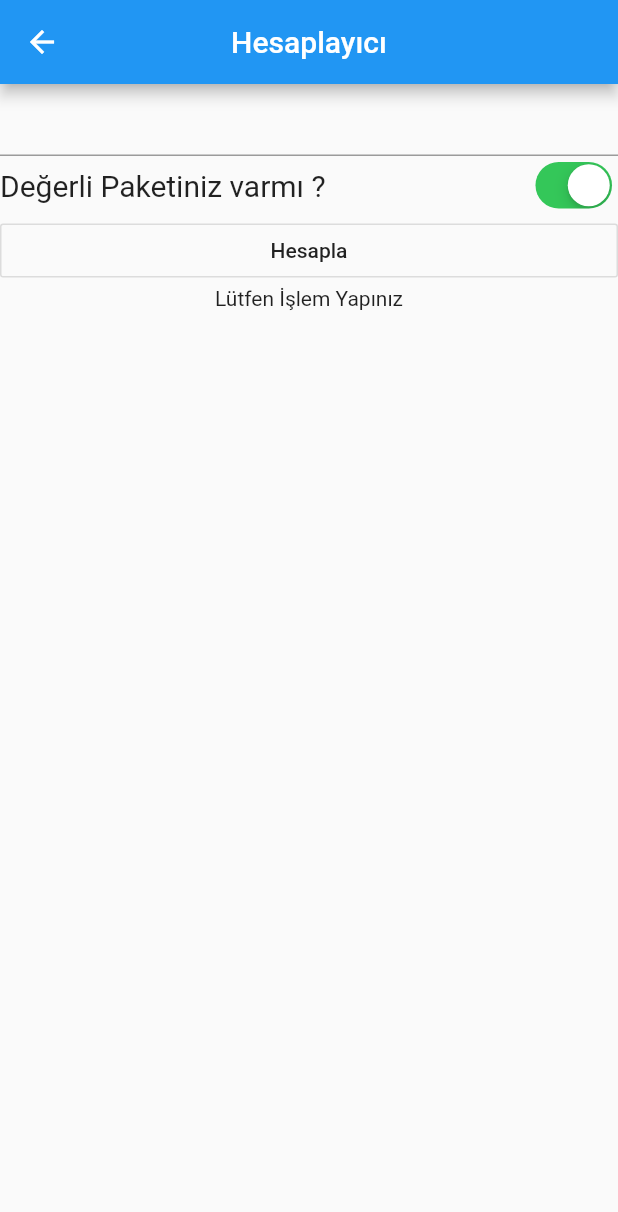
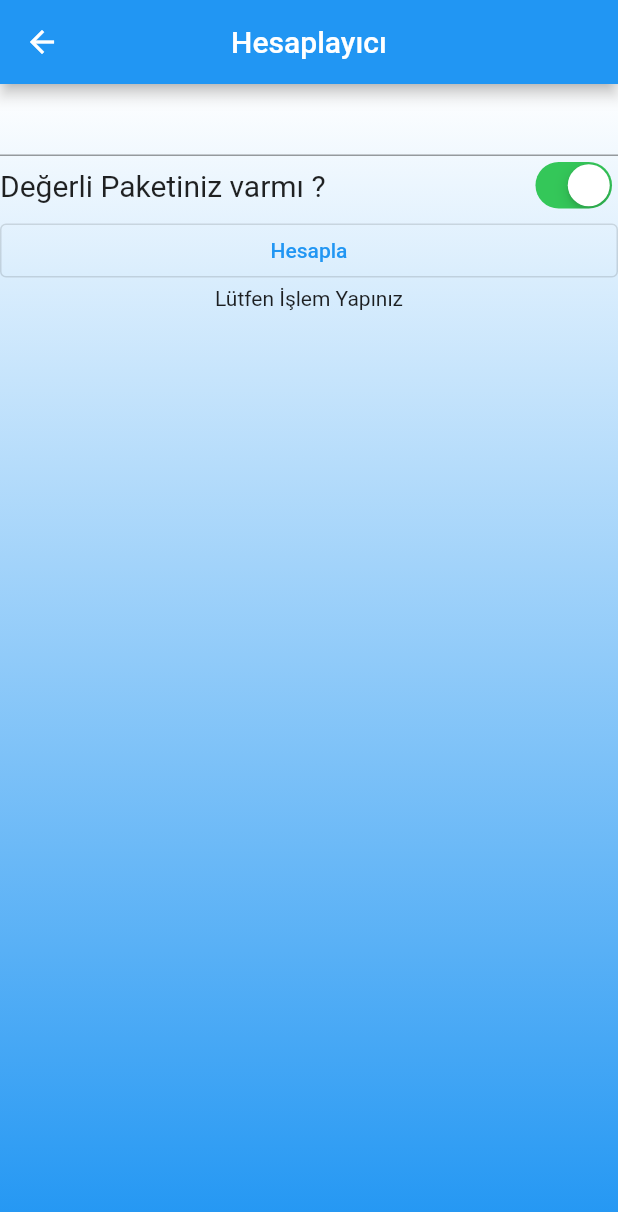
Before and after one commit to YigitKirikkale/GameFinder, a Flutter app: the Calculator screen opened directly, on a phone screen of 412 x 824 dp. Shown: the top 1212 px of the screen. Run offline on Flutter 3.47's test engine with Material 2 defaults, Android fonts, the phone set to English and light mode, and no system bars; our stand-ins replace toast; missing offline and left inert: imagebutton.

Commit message:
Changes 15.04.2021

```diff
--- a/lib/homePage.dart
+++ b/lib/homePage.dart
@@ -19,7 +19,7 @@ class _HomePageState extends State<HomePage> {
       body: switcher(_pageindex),
       bottomNavigationBar: BottomNavigationBar(
         items: [
-          BottomNavigationBarItem(icon: Icon(Icons.home), label: "Anasayfa "),
+          BottomNavigationBarItem(icon: Icon(Icons.home), label: "Anasayfa"),
           BottomNavigationBarItem(
               icon: Icon(Icons.gamepad_outlined), label: "Oyunlar")
         ],
--- a/lib/pages/Games/bdo/blackdesertgame.dart
+++ b/lib/pages/Games/bdo/blackdesertgame.dart
@@ -33,6 +33,7 @@ class _blackdesertgameState extends State<blackdesertgame> {
             Row(
               children: [
                 ImageButton(
+
                   height: MediaQuery.of(context).size.height * 0.2,
                   width: MediaQuery.of(context).size.width * 0.5,
                   children: [
--- a/lib/pages/Games/bdo/calculator.dart
+++ b/lib/pages/Games/bdo/calculator.dart
@@ -20,6 +20,11 @@ class _CalculatorState extends State<Calculator> {
         centerTitle: true,
       ),
       body: Container(
+          decoration: BoxDecoration(
+              gradient: LinearGradient(
+                  begin: Alignment.topCenter,
+                  end: Alignment.bottomCenter,
+                  colors: [Colors.white, Colors.blue])),
           child: Column(
             children: [
               TextField(
@@ -42,7 +47,7 @@ class _CalculatorState extends State<Calculator> {
                   ),
                 ],
               ),
-          OutlineButton(
+              OutlinedButton(
                 onPressed: () {
                   calculate(_value.text);
                 },
```
Also changed, not shown: lib/pages/tabs/mainpage.dart (+18 -2 lines). Lines whose indentation alone changed are shown as unchanged.
